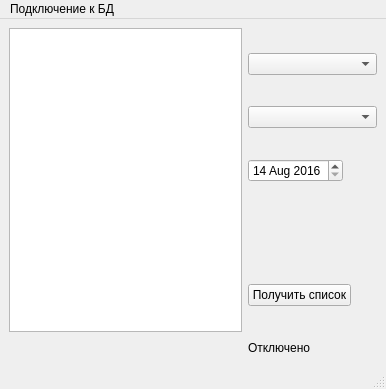
Qt form mainwindow.ui (TRIOLI-LOW/7_10_FinalWork) before a commit.
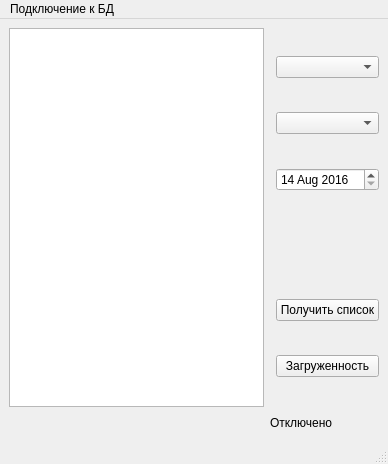
The same form after that commit.

```diff
--- a/mainwindow.ui
+++ b/mainwindow.ui
@@ -6,8 +6,8 @@
    <rect>
     <x>0</x>
     <y>0</y>
-    <width>386</width>
-    <height>389</height>
+    <width>388</width>
+    <height>464</height>
    </rect>
   </property>
   <property name="windowTitle">
@@ -40,60 +40,6 @@
     </item>
     <item row="1" column="2">
      <layout class="QFormLayout" name="formLayout">
-      <item row="0" column="0" colspan="2">
-       <widget class="QComboBox" name="cbox_airportName"/>
-      </item>
-      <item row="1" column="0" colspan="2">
-       <widget class="QComboBox" name="cbox_arrival_departure"/>
-      </item>
-      <item row="2" column="0">
-       <widget class="QDateEdit" name="de_data">
-        <property name="dateTime">
-         <datetime>
-          <hour>23</hour>
-          <minute>45</minute>
-          <second>0</second>
-          <year>2016</year>
-          <month>8</month>
-          <day>14</day>
-         </datetime>
-        </property>
-        <property name="maximumDateTime">
-         <datetime>
-          <hour>20</hour>
-          <minute>55</minute>
-          <second>0</second>
-          <year>2017</year>
-          <month>9</month>
-          <day>14</day>
-         </datetime>
-        </property>
-        <property name="minimumDateTime">
-         <datetime>
-          <hour>23</hour>
-          <minute>45</minute>
-          <second>0</second>
-          <year>2016</year>
-          <month>8</month>
-          <day>14</day>
-         </datetime>
-        </property>
-        <property name="minimumDate">
-         <date>
-          <year>2016</year>
-          <month>8</month>
-          <day>14</day>
-         </date>
-        </property>
-        <property name="maximumTime">
-         <time>
-          <hour>20</hour>
-          <minute>55</minute>
-          <second>0</second>
-         </time>
-        </property>
-       </widget>
-      </item>
       <item row="3" column="0">
        <layout class="QVBoxLayout" name="verticalLayout"/>
       </item>
@@ -110,13 +56,81 @@
         </property>
        </spacer>
       </item>
-      <item row="4" column="0">
+      <item row="4" column="1">
        <widget class="QPushButton" name="pb_getList">
         <property name="text">
          <string>Получить список</string>
         </property>
        </widget>
       </item>
+      <item row="5" column="1">
+       <widget class="QPushButton" name="pb_graphPrint">
+        <property name="text">
+         <string>Загруженность</string>
+        </property>
+       </widget>
+      </item>
+      <item row="2" column="1">
+       <widget class="QDateEdit" name="de_data">
+        <property name="dateTime">
+         <datetime>
+          <hour>14</hour>
+          <minute>45</minute>
+          <second>0</second>
+          <year>2016</year>
+          <month>8</month>
+          <day>14</day>
+         </datetime>
+        </property>
+        <property name="maximumDateTime">
+         <datetime>
+          <hour>20</hour>
+          <minute>55</minute>
+          <second>0</second>
+          <year>2017</year>
+          <month>9</month>
+          <day>14</day>
+         </datetime>
+        </property>
+        <property name="minimumDateTime">
+         <datetime>
+          <hour>14</hour>
+          <minute>45</minute>
+          <second>0</second>
+          <year>2016</year>
+          <month>8</month>
+          <day>14</day>
+         </datetime>
+        </property>
+        <property name="maximumDate">
+         <date>
+          <year>2017</year>
+          <month>9</month>
+          <day>14</day>
+         </date>
+        </property>
+        <property name="minimumDate">
+         <date>
+          <year>2016</year>
+          <month>8</month>
+          <day>14</day>
+         </date>
+        </property>
+        <property name="maximumTime">
+         <time>
+          <hour>20</hour>
+          <minute>55</minute>
+          <second>0</second>
+         </time>
+        </property>
+       </widget>
+      </item>
+      <item row="1" column="1">
+       <widget class="QComboBox" name="cbox_arrival_departure"/>
+      </item>
+      <item row="0" column="1">
+       <widget class="QComboBox" name="cbox_airportName"/>
+      </item>
      </layout>
     </item>
    </layout>
@@ -126,7 +140,7 @@
     <rect>
      <x>0</x>
      <y>0</y>
-     <width>386</width>
+     <width>388</width>
      <height>22</height>
     </rect>
    </property>
```
Left out of the diff: 14 changed lines with no effect on the pictures.
